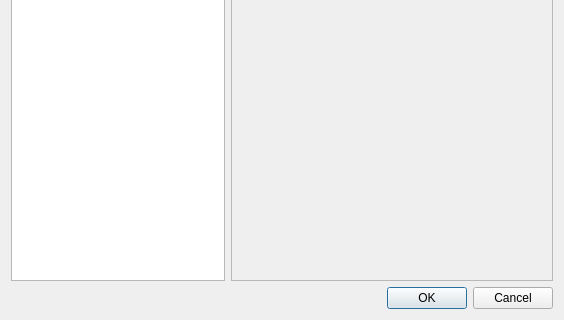
Old version of the form src/plugins/sb2/panelsettingsdialog.ui in the repository 0xd34df00d/leechcraft; both pictures show x 0 to 564 and y 212 to 532 of the 564 by 532 pixel window.
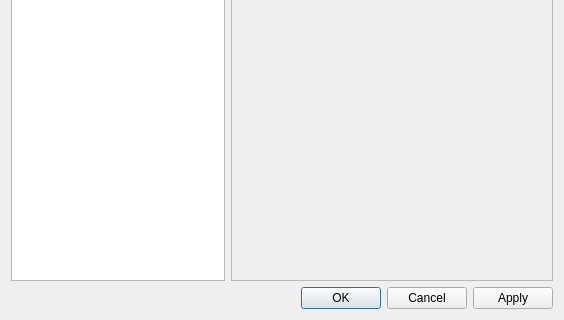
New version of the form.

Commit message: [SB2] Added Apply button.

```diff
--- a/src/plugins/sb2/panelsettingsdialog.ui
+++ b/src/plugins/sb2/panelsettingsdialog.ui
@@ -50,7 +50,7 @@
       <enum>Qt::Horizontal</enum>
      </property>
      <property name="standardButtons">
-      <set>QDialogButtonBox::Cancel|QDialogButtonBox::Ok</set>
+      <set>QDialogButtonBox::Apply|QDialogButtonBox::Cancel|QDialogButtonBox::Ok</set>
      </property>
     </widget>
    </item>
```
Left out of the diff: 6 changed lines with no effect on the pictures. The commit also changes 2 other files.
